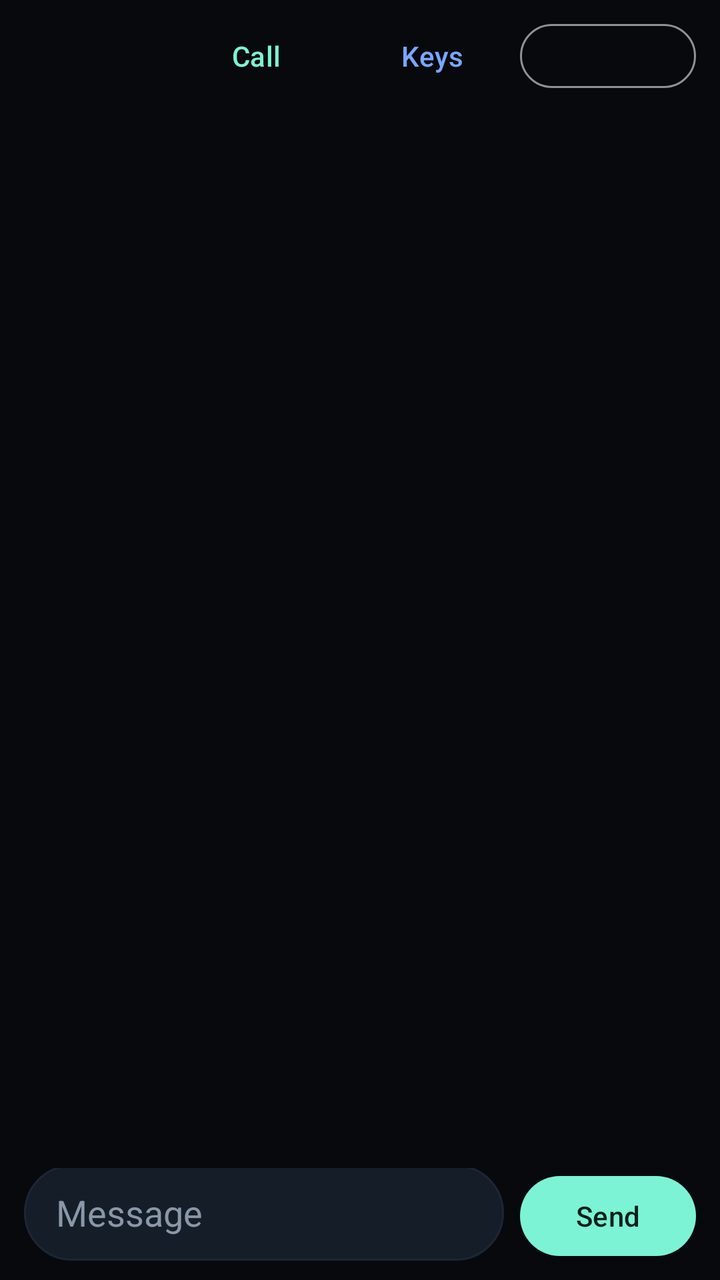
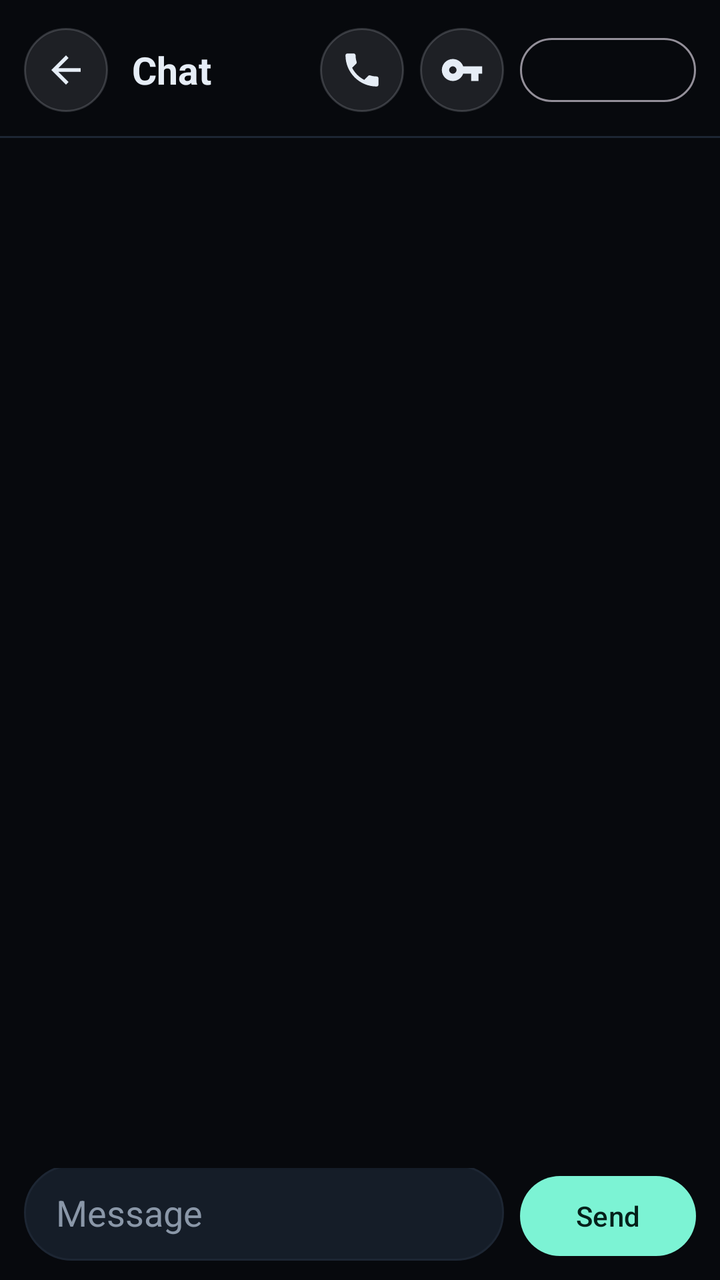

Before-and-after screenshots of an Android layout around one commit, followed by the original layout XML and the change that was made.
<!-- AndroidManifest.xml: application theme Theme.Sigil -->
<!-- res/layout/activity_chat.xml -->
<?xml version="1.0" encoding="utf-8"?>
<LinearLayout xmlns:android="http://schemas.android.com/apk/res/android"
    android:layout_width="match_parent"
    android:layout_height="match_parent"
    android:background="@color/bg"
    android:orientation="vertical">

    <LinearLayout
        android:layout_width="match_parent"
        android:layout_height="wrap_content"
        android:gravity="center_vertical"
        android:orientation="horizontal"
        android:paddingStart="12dp"
        android:paddingEnd="12dp"
        android:paddingTop="8dp">

        <TextView
            android:id="@+id/peerName"
            android:layout_width="0dp"
            android:layout_height="wrap_content"
            android:layout_weight="1"
            android:textColor="@color/text"
            android:textSize="20sp"
            android:textStyle="bold" />

        <com.google.android.material.button.MaterialButton
            android:id="@+id/callBtn"
            style="@style/Widget.Material3.Button.TextButton"
            android:layout_width="wrap_content"
            android:layout_height="40dp"
            android:text="Call"
            android:textAllCaps="false"
            android:textColor="@color/teal" />

        <com.google.android.material.button.MaterialButton
            android:id="@+id/keysBtn"
            style="@style/Widget.Material3.Button.TextButton"
            android:layout_width="wrap_content"
            android:layout_height="40dp"
            android:text="Keys"
            android:textAllCaps="false"
            android:textColor="@color/blue" />

        <com.google.android.material.button.MaterialButton
            android:id="@+id/chatTimer"
            style="@style/Widget.Material3.Button.OutlinedButton"
            android:layout_width="wrap_content"
            android:layout_height="40dp"
            android:textAllCaps="false"
            android:textSize="12sp" />
    </LinearLayout>

    <androidx.recyclerview.widget.RecyclerView
        android:id="@+id/messages"
        android:layout_width="match_parent"
        android:layout_height="0dp"
        android:layout_weight="1"
        android:clipToPadding="false"
        android:paddingTop="12dp"
        android:paddingBottom="12dp" />

    <LinearLayout
        android:layout_width="match_parent"
        android:layout_height="wrap_content"
        android:orientation="vertical"
        android:paddingStart="12dp"
        android:paddingEnd="12dp"
        android:paddingBottom="8dp">

        <com.google.android.material.button.MaterialButton
            android:id="@+id/nextTimer"
            style="@style/Widget.Material3.Button.TextButton"
            android:layout_width="wrap_content"
            android:layout_height="36dp"
            android:textAllCaps="false"
            android:textColor="@color/muted"
            android:textSize="12sp" />

        <LinearLayout
            android:layout_width="match_parent"
            android:layout_height="wrap_content"
            android:gravity="bottom"
            android:orientation="horizontal">

            <EditText
                android:id="@+id/input"
                android:layout_width="0dp"
                android:layout_height="wrap_content"
                android:layout_weight="1"
                android:background="@drawable/bg_input"
                android:hint="Message"
                android:inputType="textCapSentences|textMultiLine"
                android:maxLines="5"
                android:minHeight="48dp"
                android:paddingStart="16dp"
                android:paddingEnd="16dp"
                android:textColor="@color/text"
                android:textColorHint="@color/muted" />

            <com.google.android.material.button.MaterialButton
                android:id="@+id/send"
                style="@style/Widget.Material3.Button"
                android:layout_width="wrap_content"
                android:layout_height="48dp"
                android:layout_marginStart="8dp"
                android:text="Send"
                android:textAllCaps="false" />
        </LinearLayout>
    </LinearLayout>
</LinearLayout>
<!-- resources referenced by this layout -->
<resources>
  <color name="bg">#FF07090D</color>
  <color name="blue">#FF7AA7FF</color>
  <color name="muted">#FF8A97A8</color>
  <color name="teal">#FF7CF3D4</color>
  <color name="text">#FFE6EDF6</color>
  <!-- drawable bg_input (drawable) -->
  <?xml version="1.0" encoding="utf-8"?>
  <shape xmlns:android="http://schemas.android.com/apk/res/android" android:shape="rectangle">
      <solid android:color="@color/panel2" />
      <stroke android:width="1dp" android:color="@color/line" />
      <corners android:radius="24dp" />
  </shape>
  <color name="panel2">#FF151D28</color>
  <color name="line">#FF1D2633</color>
  <color name="ink">#FF04201A</color>
  <color name="panel">#FF0E131B</color>
  <!-- unchanged entries left out for length: 1 -->
</resources>

<!-- the commit's change to res/layout/activity_chat.xml (unified diff, before → after) -->
@@ -5,51 +5,63 @@
     android:background="@color/bg"
     android:orientation="vertical">
 
+    
     <LinearLayout
         android:layout_width="match_parent"
         android:layout_height="wrap_content"
+        android:background="@color/bg"
         android:gravity="center_vertical"
         android:orientation="horizontal"
         android:paddingStart="12dp"
         android:paddingEnd="12dp"
-        android:paddingTop="8dp">
+        android:paddingTop="14dp"
+        android:paddingBottom="12dp">
 
-        <TextView
-            android:id="@+id/peerName"
+        <ImageButton
+            android:id="@+id/back"
+            style="@style/HeaderIconButton"
+            android:layout_marginStart="0dp"
+            android:contentDescription="Back"
+            android:src="@drawable/ic_arrow_back" />
+
+        <LinearLayout
             android:layout_width="0dp"
             android:layout_height="wrap_content"
+            android:layout_marginStart="12dp"
             android:layout_weight="1"
-            android:textColor="@color/text"
-            android:textSize="20sp"
-            android:textStyle="bold" />
+            android:orientation="vertical">
 
-        <com.google.android.material.button.MaterialButton
+            <TextView
+                android:id="@+id/headerTitle"
+                style="@style/HeaderTitle"
+                android:layout_width="wrap_content"
+                android:layout_height="wrap_content"
+                android:text="Chat" />
+        </LinearLayout>
+        <ImageButton
             android:id="@+id/callBtn"
-            style="@style/Widget.Material3.Button.TextButton"
-            android:layout_width="wrap_content"
-            android:layout_height="40dp"
-            android:text="Call"
-            android:textAllCaps="false"
-            android:textColor="@color/teal" />
-
-        <com.google.android.material.button.MaterialButton
+            style="@style/HeaderIconButton"
+            android:contentDescription="Voice call"
+            android:src="@drawable/ic_call" />
+        <ImageButton
             android:id="@+id/keysBtn"
-            style="@style/Widget.Material3.Button.TextButton"
-            android:layout_width="wrap_content"
-            android:layout_height="40dp"
-            android:text="Keys"
-            android:textAllCaps="false"
-            android:textColor="@color/blue" />
-
+            style="@style/HeaderIconButton"
+            android:contentDescription="Keys"
+            android:src="@drawable/ic_key" />
         <com.google.android.material.button.MaterialButton
             android:id="@+id/chatTimer"
             style="@style/Widget.Material3.Button.OutlinedButton"
             android:layout_width="wrap_content"
             android:layout_height="40dp"
+            android:layout_marginStart="8dp"
             android:textAllCaps="false"
             android:textSize="12sp" />
     </LinearLayout>
 
+    <View
+        android:layout_width="match_parent"
+        android:layout_height="1dp"
+        android:background="@color/line" />
     <androidx.recyclerview.widget.RecyclerView
         android:id="@+id/messages"
         android:layout_width="match_parent"
<!-- resource entries referenced after the edit -->
@@ -12,7 +12,73 @@
       <stroke android:width="1dp" android:color="@color/line" />
       <corners android:radius="24dp" />
   </shape>
+  <!-- drawable ic_arrow_back (drawable) -->
+  <?xml version="1.0" encoding="utf-8"?>
+  <vector xmlns:android="http://schemas.android.com/apk/res/android"
+      android:width="24dp"
+      android:height="24dp"
+      android:viewportWidth="24"
+      android:viewportHeight="24">
+      <path
+          android:fillColor="#FFE6EDF6"
+          android:pathData="M20,11H7.83l5.59,-5.59L12,4l-8,8 8,8 1.41,-1.41L7.83,13H20v-2z" />
+  </vector>
+  <!-- drawable ic_call (drawable) -->
+  <?xml version="1.0" encoding="utf-8"?>
+  <vector xmlns:android="http://schemas.android.com/apk/res/android"
+      android:width="24dp"
+      android:height="24dp"
+      android:viewportWidth="24"
+      android:viewportHeight="24">
+      <path
+          android:fillColor="#FFE6EDF6"
+          android:pathData="M6.62,10.79c1.44,2.83 3.76,5.14 6.59,6.59l2.2,-2.2c0.27,-0.27 0.67,-0.36 1.02,-0.24 1.12,0.37 2.33,0.57 3.57,0.57 0.55,0 1,0.45 1,1V20c0,0.55 -0.45,1 -1,1 -9.39,0 -17,-7.61 -17,-17 0,-0.55 0.45,-1 1,-1h3.5c0.55,0 1,0.45 1,1 0,1.25 0.2,2.45 0.57,3.57 0.11,0.35 0.03,0.74 -0.25,1.02l-2.2,2.2z" />
+  </vector>
+  <!-- drawable ic_key (drawable) -->
+  <?xml version="1.0" encoding="utf-8"?>
+  <vector xmlns:android="http://schemas.android.com/apk/res/android"
+      android:width="24dp"
+      android:height="24dp"
+      android:viewportWidth="24"
+      android:viewportHeight="24">
+      <path
+          android:fillColor="#FFE6EDF6"
+          android:pathData="M12.65,10C11.83,7.67 9.61,6 7,6c-3.31,0 -6,2.69 -6,6s2.69,6 6,6c2.61,0 4.83,-1.67 5.65,-4H17v4h4v-4h2v-4H12.65zM7,14c-1.1,0 -2,-0.9 -2,-2s0.9,-2 2,-2 2,0.9 2,2 -0.9,2 -2,2z" />
+  </vector>
+  <style name="HeaderIconButton">
+          <item name="android:layout_width">42dp</item>
+          <item name="android:layout_height">42dp</item>
+          <item name="android:layout_marginStart">8dp</item>
+          <item name="android:background">@drawable/bg_icon_btn</item>
+          <item name="android:padding">10dp</item>
+          <item name="android:scaleType">fitCenter</item>
+          <item name="android:tint">@color/text</item>
+          <item name="android:contentDescription">@null</item>
+      </style>
+  <style name="HeaderTitle">
+          <item name="android:textColor">@color/text</item>
+          <item name="android:textSize">19sp</item>
+          <item name="android:textStyle">bold</item>
+          <item name="android:singleLine">true</item>
+          <item name="android:ellipsize">end</item>
+      </style>
   <color name="panel2">#FF151D28</color>
+  <!-- drawable bg_icon_btn (drawable) -->
+  <?xml version="1.0" encoding="utf-8"?>
+  <ripple xmlns:android="http://schemas.android.com/apk/res/android"
+      android:color="#33E6EDF6">
+      <item android:id="@android:id/mask">
+          <shape android:shape="oval">
+              <solid android:color="#FFFFFFFF" />
+          </shape>
+      </item>
+      <item>
+          <shape android:shape="oval">
+              <solid android:color="#1AE6EDF6" />
+              <stroke android:width="1dp" android:color="#2EE6EDF6" />
+          </shape>
+      </item>
+  </ripple>
   <color name="line">#FF1D2633</color>
   <color name="ink">#FF04201A</color>
   <color name="panel">#FF0E131B</color>
